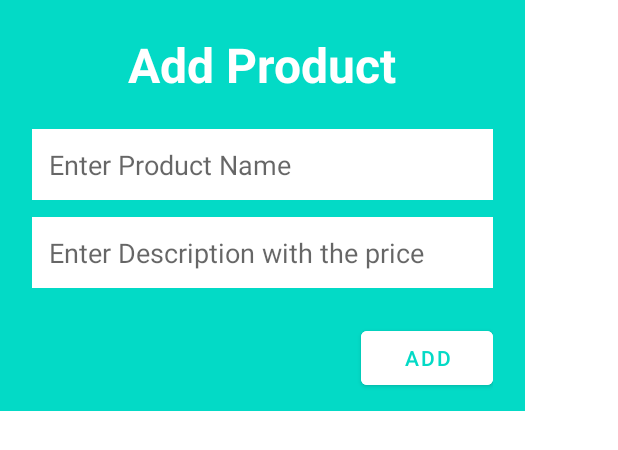
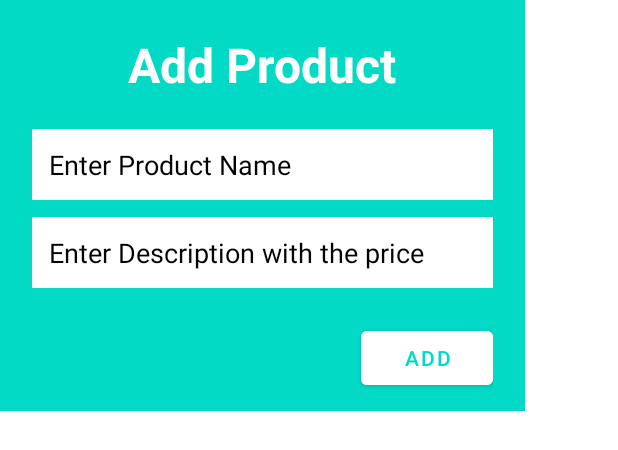
Before and after one commit to Elyes-Bali/Android-Application, an Android app: the layout add_dialog.xml on its own in the app's theme, with its tools: preview values and no code run, on a phone screen of 412 x 824 dp. Shown: the top 450 px of the screen. Run offline under Robolectric (Android 15) with nearby library versions, the phone set to English and light mode, and no system bars.

Commit message:
Finished Project

```diff
--- a/app/src/main/res/layout/add_dialog.xml
+++ b/app/src/main/res/layout/add_dialog.xml
@@ -26,8 +26,10 @@
         android:background="#fff"
         android:padding="11dp"
         android:id="@+id/edtName"
+        android:textColor="@color/black"
         android:layout_marginBottom="11dp"
         android:inputType="text"
+        android:textColorHint="@color/black"
         android:hint="Enter Product Name"
 
         />
@@ -36,9 +38,11 @@
         android:layout_height="wrap_content"
         android:background="#fff"
         android:padding="11dp"
+        android:textColor="@color/black"
         android:id="@+id/edtNumber"
         android:layout_marginBottom="11dp"
         android:inputType="text"
+        android:textColorHint="@color/black"
         android:hint="Enter Description with the price "
 
         />
```
